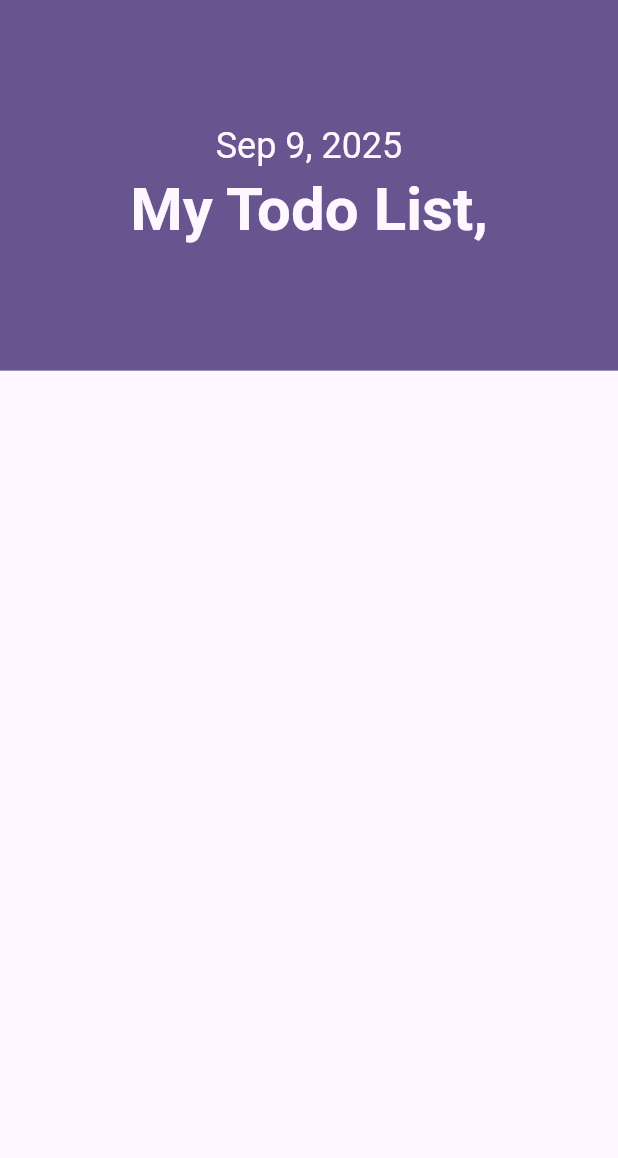
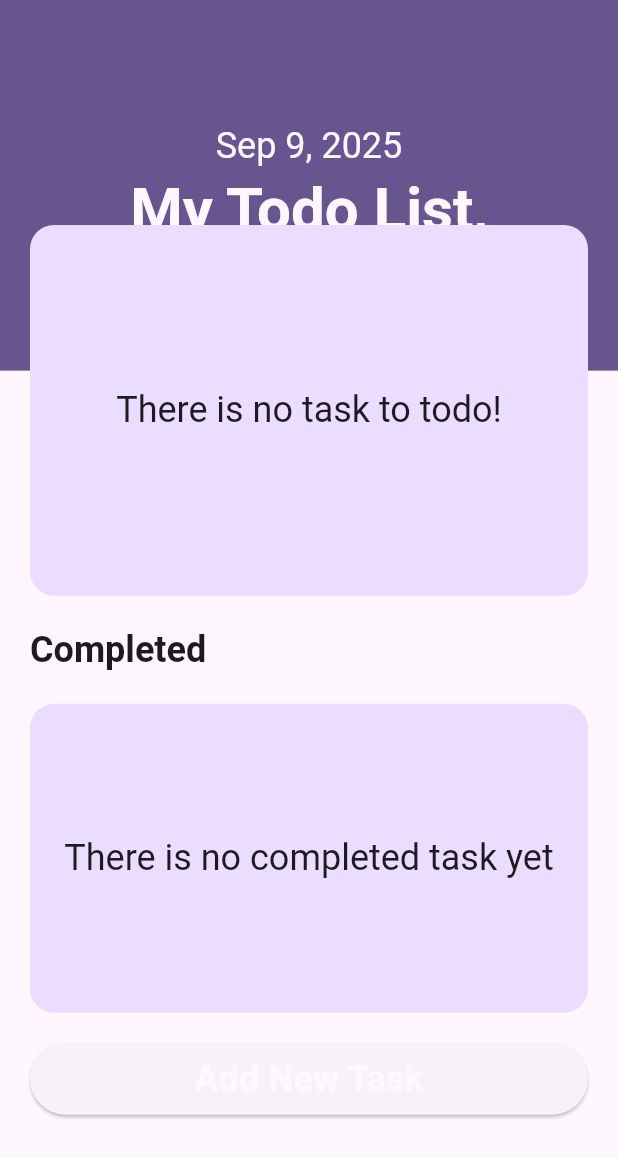
Before and after one commit to apparotech/Todo-with-Riverpod, a Flutter app: the screen it shows after launch, on a phone screen of 412 x 824 dp. Shown: the top 1158 px of the screen. Run offline on Flutter 3.47's test engine with Material 3 defaults, Android fonts, the phone set to English and light mode, and no system bars; our stand-ins replace equatable, flutter_riverpod, gap, sqflite; missing offline and left inert: dart:ffi; accounts and stored records are empty.

Commit message:
add feature

```diff
--- a/lib/Model/task.dart
+++ b/lib/Model/task.dart
@@ -6,7 +6,7 @@ import '../utils/task_keys.dart';
 
 class Task extends Equatable  {
 
-  final int id;
+  final int? id;
   final String title;
   final String note;
   final TaskCategory category;
@@ -16,7 +16,7 @@ class Task extends Equatable  {
 
 
   const Task({
-    required this.id,
+     this.id,
     required this.title,
     required this.category,
     required this.time,
--- a/lib/datasource/task_datasource.dart
+++ b/lib/datasource/task_datasource.dart
@@ -6,9 +6,13 @@ import 'package:todo_application/utils/AppKeys.dart';
 import 'package:todo_application/utils/task_keys.dart';
 
 class TaskDataSource {
-  static final TaskDataSource _instance = TaskDataSource();
+  static final TaskDataSource _instance = TaskDataSource._();
 
   factory TaskDataSource() => _instance;
+
+  TaskDataSource._() {
+    _initDb();
+  }
 
   static Database? _database;
 
--- a/lib/provider/task/task_notifier.dart
+++ b/lib/provider/task/task_notifier.dart
@@ -1,14 +1,64 @@
 
+import 'package:flutter/cupertino.dart';
 import 'package:flutter_riverpod/flutter_riverpod.dart';
+import 'package:todo_application/Model/task.dart';
 import 'package:todo_application/provider/task/task_state.dart';
 import 'package:todo_application/repositories/TaskRepository.dart';
+ class TaskNotifier extends StateNotifier<TaskState> {
 
-class TaskNotifier extends StateNotifier<TaskState> {
-final  TaskRepository _repository;
+   final TaskRepository _repository;
 
-TaskNotifier(this._repository) : super(const TaskState.initial()){
+   TaskNotifier(this._repository) : super(const TaskState.initial()) {
+     getTask();
+   }
 
+
+Future<void> createTask(Task task)  async{
+
+     try {
+       await _repository.addTask(task);
+       getTask();
+     } catch (e) {
+       debugPrint(e.toString());
+
+     }
 }
 
 
+Future<void> deleteTask(Task task) async {
+
+     try {
+       await _repository.deleteTask(task);
+       getTask();
+     } catch(e) {
+       debugPrint(e.toString());
+     }
 }
+
+
+Future<void> updateTask (Task task) async {
+
+     try {
+       await _repository.updateTask(task);
+       getTask();
+     } catch (e) {
+       debugPrint(e.toString());
+     }
+}
+
+
+
+   void getTask() async {
+     try {
+       final task  = await _repository.getAllTasks();
+       state = state.copyWith(tasks: task);
+     } catch (e) {
+       debugPrint(e.toString());
+     }
+   }
+
+
+
+
+
+ }
--- /dev/null
+++ b/lib/provider/time_provider.dart
@@ -0,0 +1,6 @@
+
+import 'package:flutter/material.dart';
+import 'package:flutter_riverpod/flutter_riverpod.dart';
+final timeProvider = StateProvider.autoDispose<TimeOfDay>((ref) {
+  return TimeOfDay.now();
+});
--- a/lib/screens/home_screen.dart
+++ b/lib/screens/home_screen.dart
@@ -1,7 +1,10 @@
 import 'package:flutter/material.dart';
 import 'package:flutter_riverpod/flutter_riverpod.dart';
+import 'package:gap/gap.dart';
 import 'package:todo_application/Model/task.dart';
 import 'package:todo_application/provider/dateProvider.dart';
+import 'package:todo_application/provider/task/tasks_provider.dart';
+import 'package:todo_application/screens/create_task_screen.dart';
 import 'package:todo_application/utils/extensions.dart';
 import 'package:todo_application/widgets/app_background.dart';
 import 'package:todo_application/widgets/display_list_of_tasks.dart';
@@ -14,9 +17,13 @@ class HomeScreen extends ConsumerWidget {
   @override
   Widget build(BuildContext context, WidgetRef ref) {
     final deviceSize = context.deviceSize;
-   // final taskState = ref.watch(tasksProvider);
-  //  final inCompletedTasks = _incompltedTask(, ref)
-    final date = ref.watch(dateProvider);
+   final date = ref.watch(dateProvider);
+   final taskState = ref.watch(tasksProvider);
+    final inCompletedTasks = _incompltedTask(taskState.tasks, ref);
+    final completedTasks = _compltedTask(taskState.tasks, ref);
+
+
+
     return Scaffold(
       body: Stack(
         children: [
@@ -52,7 +59,32 @@ class HomeScreen extends ConsumerWidget {
                     child: Column(
                       crossAxisAlignment: CrossAxisAlignment.stretch,
                       children: [
-                      //  DisplayListOfTasks(tasks: _incompltedTask(tasks, ref))
+                        DisplayListOfTasks(tasks: inCompletedTasks),
+
+                        const Gap(20),
+                        Text('Completed',
+                          style:  context.textTheme.headlineSmall?.copyWith(
+                            fontWeight: FontWeight.bold,
+                          ),
+                        ),
+                        const Gap(20),
+                        DisplayListOfTasks(
+                            isCompletedTasks: true,
+                            tasks: completedTasks
+                        ),
+
+                        const Gap(20),
+                        ElevatedButton(
+                            onPressed: () {
+                              Navigator.push(
+                                  context, MaterialPageRoute(builder: (context) => CreateTaskScreen())
+                              );
+                            },
+                            child: const Padding(
+                                padding: EdgeInsets.all(8.0),
+                              child: DisplayWhiteText(text: 'Add New Task', ),
+                            )
+                        )
                       ],
                     ),
                   )
@@ -79,5 +111,20 @@ class HomeScreen extends ConsumerWidget {
     return filteredTask;
   }
 
+  List<Task> _compltedTask(List<Task> tasks, WidgetRef ref) {
+    final date = ref.watch(dateProvider);
+    final List<Task> filteredTask =[];
+
+    for(var task in tasks) {
+       if(task.isCompleted) {
+         final isTaskDay = Helpers.isTaskFromSelectedDate(task, date);
+         if(isTaskDay) {
+           filteredTask.add(task);
+         }
+       }
+    }
+
+    return filteredTask;
+  }
 
 }
--- a/pubspec.yaml
+++ b/pubspec.yaml
@@ -39,6 +39,7 @@ dependencies:
   intl: ^0.18.1
   path: ^1.8.3
   equatable: ^2.0.5
+  gap: ^3.0.1
 
 dev_dependencies:
   flutter_test:
```
Also changed, not shown: lib/Model/pratice.dart (+15 -23 lines), lib/provider/category_provider.dart (added, +7 -0 lines), lib/screens/create_task_screen.dart (added, +64 -0 lines), lib/widgets/CircleContainer.dart (added, +34 -0 lines), lib/widgets/categories_selection.dart (added, +61 -0 lines), lib/widgets/common_text_field.dart (added, +47 -0 lines), lib/utils/AppAlert.dart (added), pubspec.lock.
